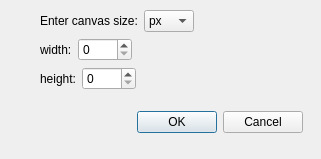
The window that canvasdialog.ui (Drones4STEM/DroneVPL) describes before a commit, drawn with Qt 5.
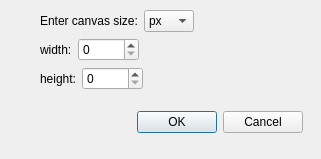
The same window after the commit.

```diff
--- a/canvasdialog.ui
+++ b/canvasdialog.ui
@@ -13,7 +13,7 @@
   <property name="windowTitle">
    <string>Dialog</string>
   </property>
-  <widget class="QWidget" name="">
+  <widget class="QWidget" name="layoutWidget">
    <property name="geometry">
     <rect>
      <x>40</x>
@@ -73,7 +73,7 @@
       <item>
        <widget class="QSpinBox" name="wspinBox">
         <property name="maximum">
-         <number>1000</number>
+         <number>20000</number>
         </property>
        </widget>
       </item>
@@ -104,7 +104,7 @@
       <item>
        <widget class="QSpinBox" name="hspinBox">
         <property name="maximum">
-         <number>1000</number>
+         <number>20000</number>
         </property>
        </widget>
       </item>
```
